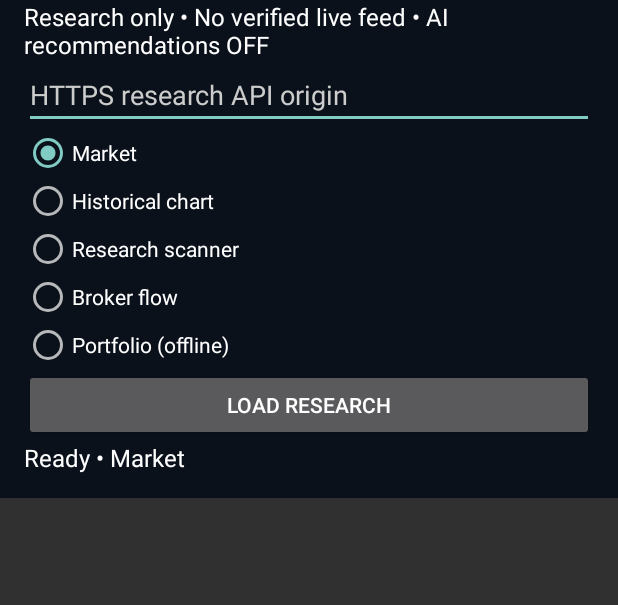
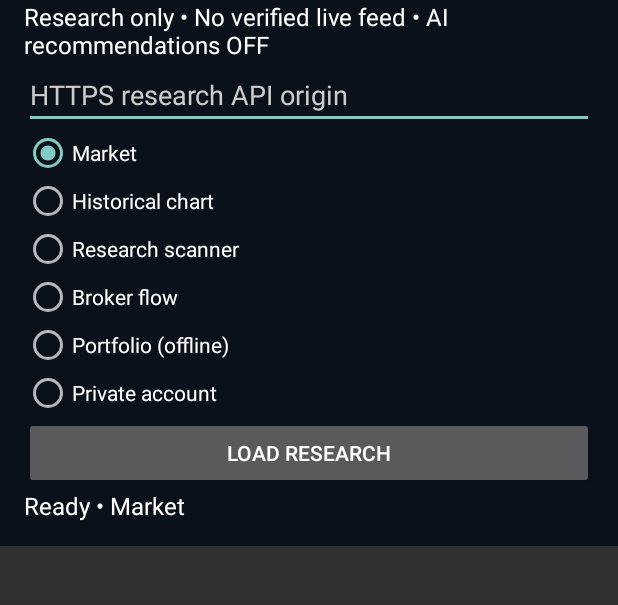
Before and after one commit to jaljala044/nepse-elite-ai-scanner-pro, an Android app: the screen it shows after launch (MainActivity), on a phone screen of 412 x 824 dp, the part 101-706 px from its top. Run offline under Robolectric (Android 15) with nearby library versions, the phone set to English and light mode, and no system bars.

Commit message:
Implement development-only mobile account, watchlist and alert management workspace

```diff
--- a/android/app/src/main/java/com/nepsescanner/research/MainActivity.kt
+++ b/android/app/src/main/java/com/nepsescanner/research/MainActivity.kt
@@ -15,6 +15,7 @@ import org.json.JSONArray
 class MainActivity : Activity() {
     private val worker = Executors.newSingleThreadExecutor()
     private var generation = 0
+    private var mobileSession: MobileSession? = null
     override fun onCreate(savedInstanceState: Bundle?) {
         super.onCreate(savedInstanceState)
         val root = LinearLayout(this).apply {
@@ -32,7 +33,7 @@ class MainActivity : Activity() {
         val note = label("Research only • No verified live feed • AI recommendations OFF")
         val endpoint = input("HTTPS research API origin").apply { inputType = 17 }
         val tabs = RadioGroup(this).apply { orientation = RadioGroup.VERTICAL }
-        val names = listOf("Market", "Historical chart", "Research scanner", "Broker flow", "Portfolio (offline)")
+        val names = listOf("Market", "Historical chart", "Research scanner", "Broker flow", "Portfolio (offline)", "Private account")
         names.forEachIndexed { i, name ->
             tabs.addView(RadioButton(this).apply { id = i + 100; text = name; setTextColor(Color.WHITE) })
         }
@@ -52,6 +53,79 @@ class MainActivity : Activity() {
         val portfolioNote = label("Manual prices only, one holding per line. No data is sent or saved. Fees and taxes excluded.").apply { visibility = View.GONE }
         val button = Button(this).apply { text = "Load research" }
         val status = label("Select a research workspace.")
+        val accountPanel = LinearLayout(this).apply { orientation=LinearLayout.VERTICAL; visibility=View.GONE }
+        val accountNote=label("Development session only. Obtain a short-lived token from your trusted HTTPS gateway. Never enter a proxy secret or password here.")
+        val sessionToken=input("Gateway-issued access token").apply {
+            inputType=android.text.InputType.TYPE_CLASS_TEXT or android.text.InputType.TYPE_TEXT_VARIATION_PASSWORD
+            isSaveEnabled=false; importantForAutofill=View.IMPORTANT_FOR_AUTOFILL_NO
+        }
+        val connect=Button(this).apply { text="Connect existing session" }
+        val logout=Button(this).apply { text="Log out" }
+        val watchInput=input("Watchlist symbols, comma-separated").apply { isSaveEnabled=false }
+        val watchLoad=Button(this).apply { text="Load watchlist" }
+        val watchSave=Button(this).apply { text="Save watchlist"; isEnabled=false }
+        val alertSymbol=input("Alert symbol")
+        val alertDirection=Spinner(this).apply { adapter=ArrayAdapter(this@MainActivity,android.R.layout.simple_spinner_dropdown_item,listOf("above","below")) }
+        val alertThreshold=input("Alert threshold NPR")
+        val alertLoad=Button(this).apply { text="Load alerts" }
+        val alertAdd=Button(this).apply { text="Add alert rule" }
+        val alertRemove=Button(this).apply { text="Delete matching alert rule" }
+        val accountStatus=label("Not connected")
+        val accountButtons=listOf(connect,logout,watchLoad,watchSave,alertLoad,alertAdd,alertRemove)
+        var watchLoaded=false
+        var accountBusy=false
+        var accountGeneration=0
+        fun resetAccount() { mobileSession?.clear(); mobileSession=null; watchLoaded=false; watchInput.text.clear(); sessionToken.text.clear(); accountStatus.text="Not connected"; watchSave.isEnabled=false }
+        fun accountAction(action: (ResearchApi) -> String, completed: (String) -> Unit = { accountStatus.text=it }) {
+            if(accountBusy) return
+            val session=mobileSession ?: run { accountStatus.text="Connect an authorized session first."; return }
+            val base=endpoint.text.toString()
+            val epoch=accountGeneration
+            accountBusy=true; accountButtons.forEach{it.isEnabled=false}
+            worker.execute {
+                val result=runCatching { action(ResearchApi(base,session)) }
+                runOnUiThread {
+                    if(!isDestroyed && epoch==accountGeneration) {
+                        accountBusy=false; accountButtons.forEach{it.isEnabled=true}
+                        if(result.isSuccess) completed(result.getOrThrow()) else { watchLoaded=false; watchInput.text.clear(); accountStatus.text="Account request unavailable. Check session, gateway and inputs." }
+                        watchSave.isEnabled=watchLoaded
+                    }
+                }
+            }
+        }
+        connect.setOnClickListener {
+            if(accountBusy)return@setOnClickListener
+            val base=endpoint.text.toString(); val token=sessionToken.text.toString()
+            resetAccount()
+            mobileSession=runCatching { MobileSession(base,token,900) }.getOrElse { accountStatus.text="Invalid session or HTTPS origin"; return@setOnClickListener }
+            accountAction({ api -> val r=api.accountSession(); check(r.optBoolean("authenticated",false) && r.optString("mode")=="research_only"); "Authenticated research session" })
+        }
+        logout.setOnClickListener {
+            accountAction({api -> check(api.logout().optBoolean("revoked",false)); "Session revoked" }, { resetAccount(); accountStatus.text=it })
+        }
+        fun watchText(r: JSONObject): String {
+            val rows=r.getJSONArray("symbols")
+            return (0 until rows.length()).map { rows.getString(it) }.also { require(it.size<=300 && it.all { x -> x.matches(Regex("[A-Z0-9]{1,20}")) }) }.joinToString(", ")
+        }
+        watchLoad.setOnClickListener { accountAction({ watchText(it.watchlist()) }, { watchInput.setText(it); watchLoaded=true; accountStatus.text="Watchlist loaded" }) }
+        watchSave.setOnClickListener {
+            if(!watchLoaded)return@setOnClickListener
+            val symbols=watchInput.text.toString().split(",").map{it.trim()}.filter{it.isNotEmpty()}
+            accountAction({ watchText(it.saveWatchlist(symbols)) }, {watchInput.setText(it); watchLoaded=true; accountStatus.text="Watchlist saved"})
+        }
+        fun alertText(r: JSONObject): String {
+            check(r.has("delivery_enabled") && !r.getBoolean("delivery_enabled"))
+            val rules=r.getJSONArray("rules")
+            return (0 until rules.length()).joinToString("\n") { i -> val a=rules.getJSONObject(i); "${a.getString("symbol")} ${a.getString("direction")} NPR ${a.getString("threshold")}" }+"\nNotification delivery disabled."
+        }
+        alertLoad.setOnClickListener { accountAction({alertText(it.alerts())}) }
+        fun changeAlert(remove:Boolean) {
+            val stock=alertSymbol.text.toString(); val dir=alertDirection.selectedItem.toString(); val price=alertThreshold.text.toString()
+            accountAction({alertText(it.changeAlert(stock,dir,price,remove))})
+        }
+        alertAdd.setOnClickListener { changeAlert(false) }; alertRemove.setOnClickListener { changeAlert(true) }
+        listOf(accountNote,sessionToken,connect,logout,watchInput,watchLoad,watchSave,alertSymbol,alertDirection,alertThreshold,alertLoad,alertAdd,alertRemove,accountStatus).forEach{accountPanel.addView(it)}
+
         val chart = CandleView(this).apply { visibility = View.GONE }
         val chartControls = LinearLayout(this).apply { orientation = LinearLayout.VERTICAL; visibility = View.GONE }
         val chartRange = label("")
@@ -99,7 +173,7 @@ class MainActivity : Activity() {
         zoomIn.setOnClickListener { chart.zoom(0.5); updateRange() }
         zoomOut.setOnClickListener { chart.zoom(2.0); updateRange() }
         latest.setOnClickListener { chart.latest(); updateRange() }
-        listOf(title,note,endpoint,tabs,symbol,start,end,portfolioNote,portfolioInput,button,status,chartControls).forEach { root.addView(it) }
+        listOf(title,note,endpoint,tabs,symbol,start,end,portfolioNote,portfolioInput,accountPanel,button,status,chartControls).forEach { root.addView(it) }
         root.addView(chart, LinearLayout.LayoutParams(-1, (280 * resources.displayMetrics.density).toInt()))
         setContentView(ScrollView(this).apply { addView(root) })
         tabs.setOnCheckedChangeListener { _, checked ->
@@ -110,6 +184,8 @@ class MainActivity : Activity() {
             portfolioInput.visibility = if(mode==4) View.VISIBLE else View.GONE
             portfolioNote.visibility = portfolioInput.visibility
             button.text = if(mode==4) "Calculate offline" else "Load research"
+            accountPanel.visibility=if(mode==5) View.VISIBLE else View.GONE
+            button.visibility=if(mode==5) View.GONE else View.VISIBLE
             start.visibility = if (mode == 3) View.VISIBLE else View.GONE
             end.visibility = start.visibility
             chart.visibility = View.GONE
@@ -212,7 +288,7 @@ class MainActivity : Activity() {
             }
         }
     }
-    override fun onDestroy() { generation++; worker.shutdownNow(); super.onDestroy() }
+    override fun onDestroy() { generation++; mobileSession?.clear(); worker.shutdownNow(); super.onDestroy() }
 }
 
 private fun updateChartRange(label: TextView, chart: CandleView) { label.text = chart.rangeLabel() }
```
